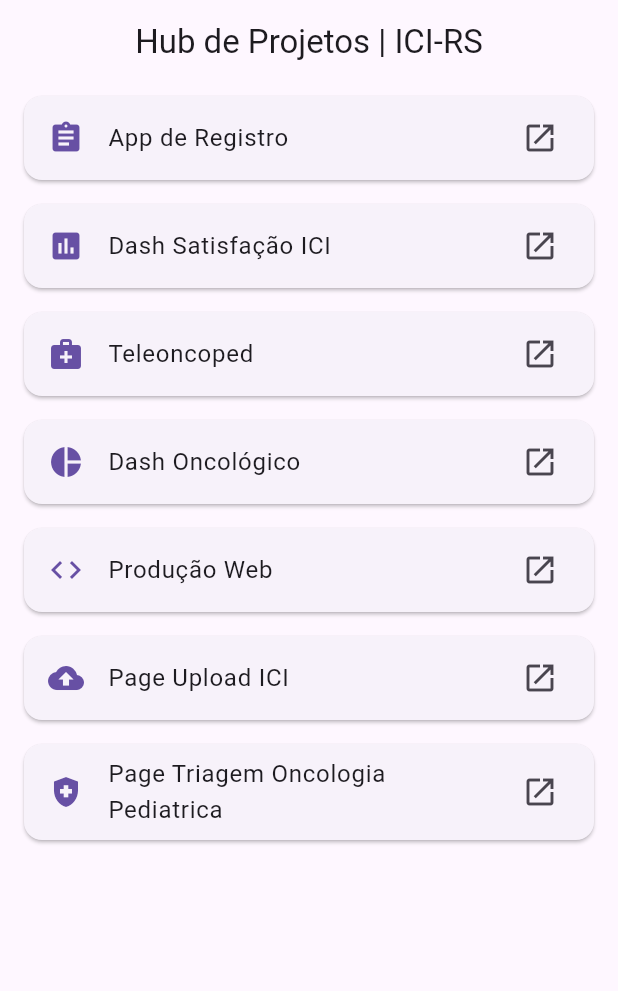
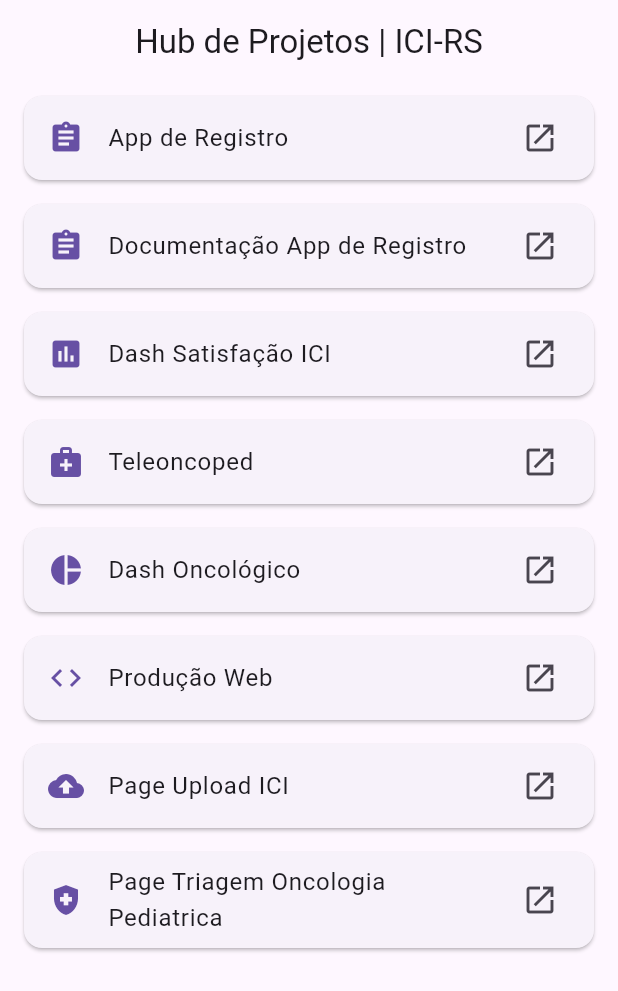
Before and after one commit to projetosici/hublinks-1, a Flutter app: the screen it shows after launch, on a phone screen of 412 x 824 dp. Shown: the top 991 px of the screen. Run offline on Flutter 3.47's test engine with Material 3 defaults, Android fonts, the phone set to English and light mode, and no system bars.

Commit message:
Atualizações

```diff
--- a/lib/main.dart
+++ b/lib/main.dart
@@ -17,12 +17,14 @@ class ProjectHubApp extends StatelessWidget {
 class ProjectHubPage extends StatelessWidget {
   final List<Project> projects = [
     Project(name: 'App de Registro', url: 'https://sisop-rs.web.app/', icon: Icons.assignment),
+    Project(name: 'Documentação App de Registro', url: 'https://alexvovo.github.io/Documentacao-App-Registro/', icon: Icons.assignment),
     Project(name: 'Dash Satisfação ICI', url: 'https://dashsastifacaoici.streamlit.app/', icon: Icons.insert_chart),
     Project(name: 'Teleoncoped', url: 'https://teleoncoped.ici.ong/', icon: Icons.medical_services),
     Project(name: 'Dash Oncológico', url: 'https://dashoncologico.streamlit.app/Painel_Oncologico_Pediatrico_(DATASUS)', icon: Icons.pie_chart),
     Project(name: 'Produção Web', url: 'https://producaoiciweb.web.app/', icon: Icons.code),
     Project(name: 'Page Upload ICI', url: 'http://pageuploud.web.app', icon: Icons.cloud_upload),
     Project(name: 'Page Triagem Oncologia Pediatrica', url: 'https://triagemoncopediatrica.web.app/', icon: Icons.health_and_safety),
+
   ];
 
   @override
```
Also changed, not shown: firebase.json (added), 2 other files.
